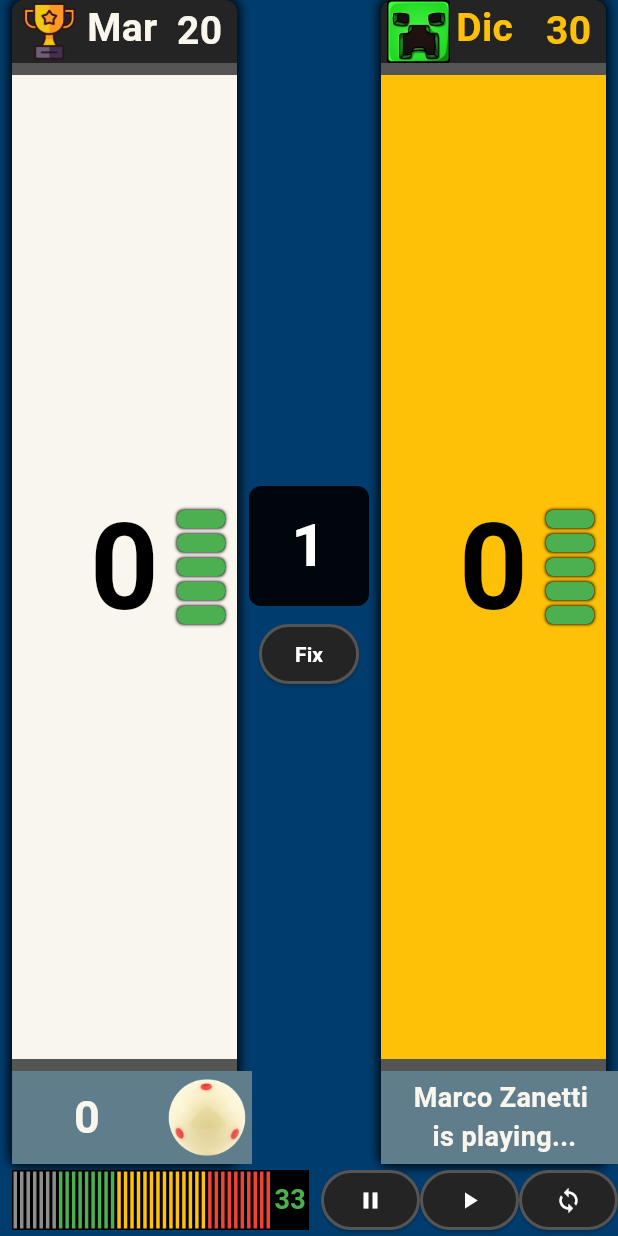
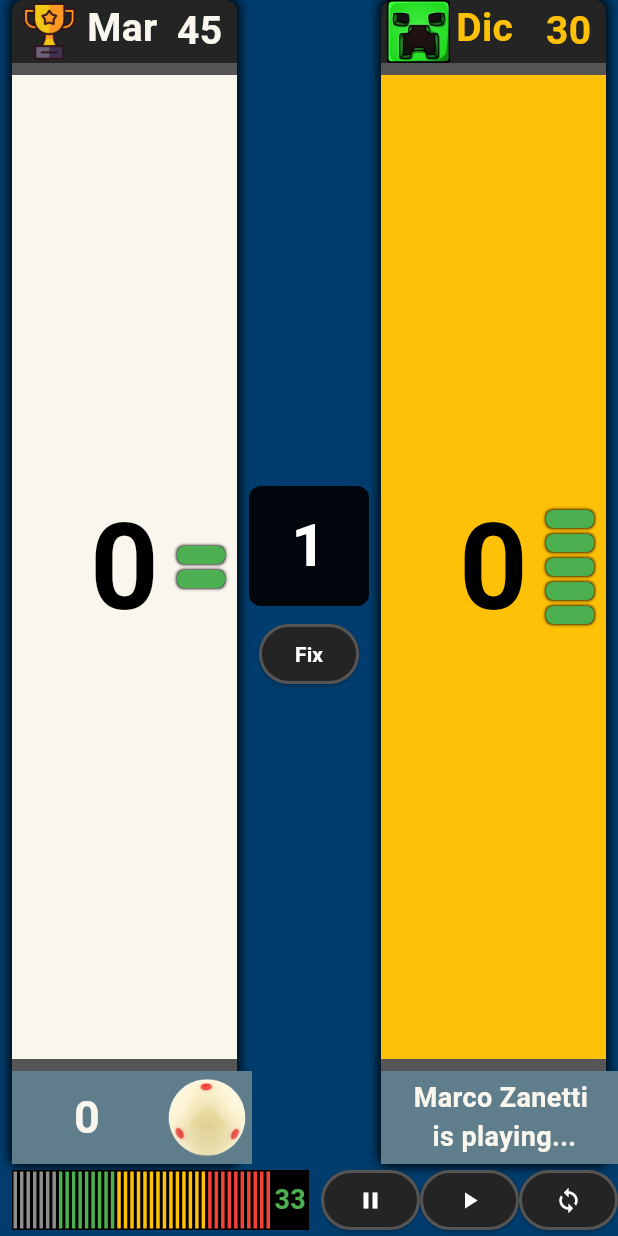
Before and after one commit to MiMejorBillar/sbn, a Flutter app: the screen it shows after launch, on a phone screen of 412 x 824 dp. Run offline on Flutter 3.47's test engine with Material 3 defaults, Android fonts, the phone set to English and light mode, and no system bars; our stand-ins replace flutter_riverpod.

Commit message:
Extensions added to game_state

```diff
--- a/lib/main.dart
+++ b/lib/main.dart
@@ -39,7 +39,7 @@ class ScreenGame extends ConsumerWidget {
                   mainAxisAlignment: MainAxisAlignment.spaceEvenly,
                   children: [
                     SizedBox(width: 8),
-                    Expanded(child: Scorecard(playerName: 'Marco Zanetti', extensions:5)),
+                    Expanded(child: Scorecard(playerName: 'Marco Zanetti')),
                     Column(
                       mainAxisAlignment: MainAxisAlignment.center,
                       children: [
@@ -62,7 +62,7 @@ class ScreenGame extends ConsumerWidget {
                           ),
                       ],
                     ),
-                    Expanded(child: Scorecard(playerName: 'Dick Jaspers', extensions: 5, isP2: true)),
+                    Expanded(child: Scorecard(playerName: 'Dick Jaspers', isP2: true)),
                     SizedBox(width: 8),
                   ],
                 )
--- a/lib/riverpod/providers.dart
+++ b/lib/riverpod/providers.dart
@@ -6,7 +6,7 @@ import 'package:nsb/game_state.dart';
 // GAME STATE PROVIDER
 
 final gameStateProvider = StateNotifierProvider<GameStateNotifier, GameState>(
-  (ref) => GameStateNotifier(ref, p1Handicap: 20, p2Handicap: 30, equalizingInnings:true),
+  (ref) => GameStateNotifier(ref, p1Handicap: 45, p2Handicap: 30, p1Extensions: 2, p2Extensions: 5, equalizingInnings:true),
 );
 
 //Providers to signal resetTimer()
--- a/lib/sb_elements/elements.dart
+++ b/lib/sb_elements/elements.dart
@@ -7,12 +7,10 @@ class Scorecard extends ConsumerStatefulWidget {
   const Scorecard ({
     super.key,
     this.playerName = 'Luis',
-    this.extensions = 2,
     this.isP2 = false,
     });
 
   final String playerName;
-  final int extensions;
   final bool isP2;
 
 
@@ -74,6 +72,7 @@ void _endTurn() {
               //Existing Variables
         final gameState = ref.watch(gameStateProvider);
         final handicap = widget.isP2 ? gameState.p2Handicap : gameState.p1Handicap;
+        final extensions = widget.isP2 ? gameState.p2Extensions : gameState.p1Extensions;
         final pendingPoints = widget.isP2 ? gameState.p2PendingPoints : gameState.p1PendingPoints;
         final history = ref.watch(gameStateProvider.select((state) => widget.isP2 ? state.p2History : state.p1History));
         final totalScore = ref.watch(gameStateProvider.select((state) => widget.isP2? state.p2TotalScore : state.p1TotalScore));
@@ -186,7 +185,7 @@ void _endTurn() {
                                 Column(
                                   mainAxisAlignment: MainAxisAlignment.center, //EXTENSION COLUMN
                                   children: List.generate(
-                                    widget.extensions,
+                                    extensions,
                                     (index) => Container(
                                       margin: const EdgeInsets.symmetric(vertical: 2, horizontal: 8),
                                       width: 32,
```
Also changed, not shown: lib/game_state.dart (+10 -2 lines).
